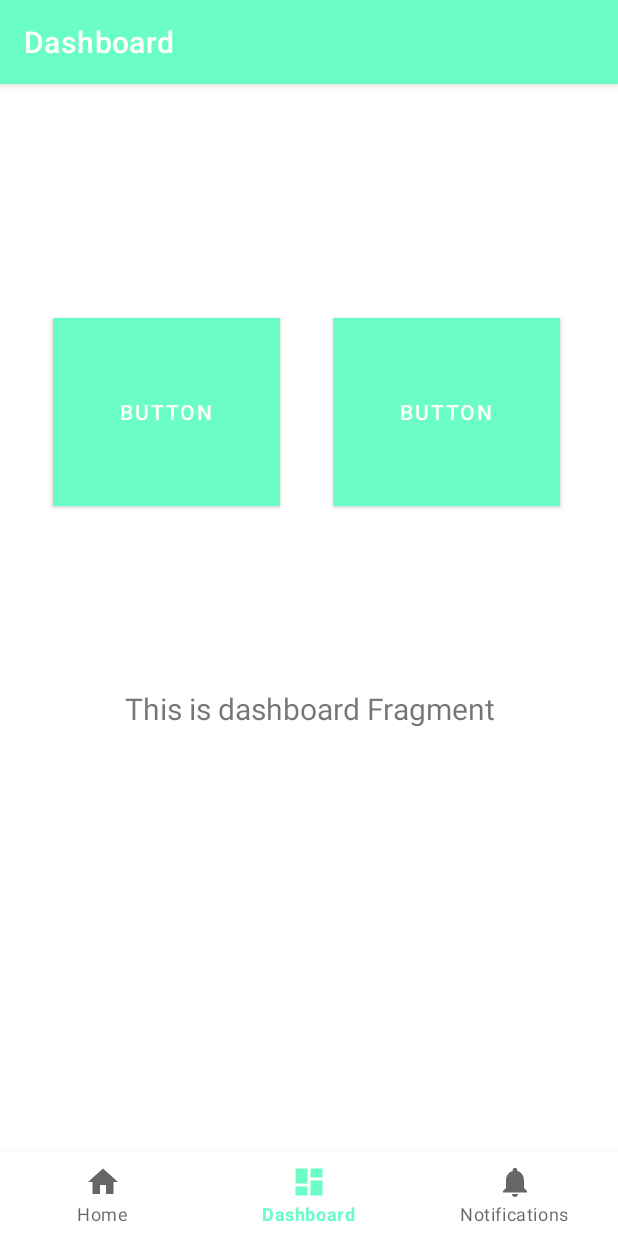
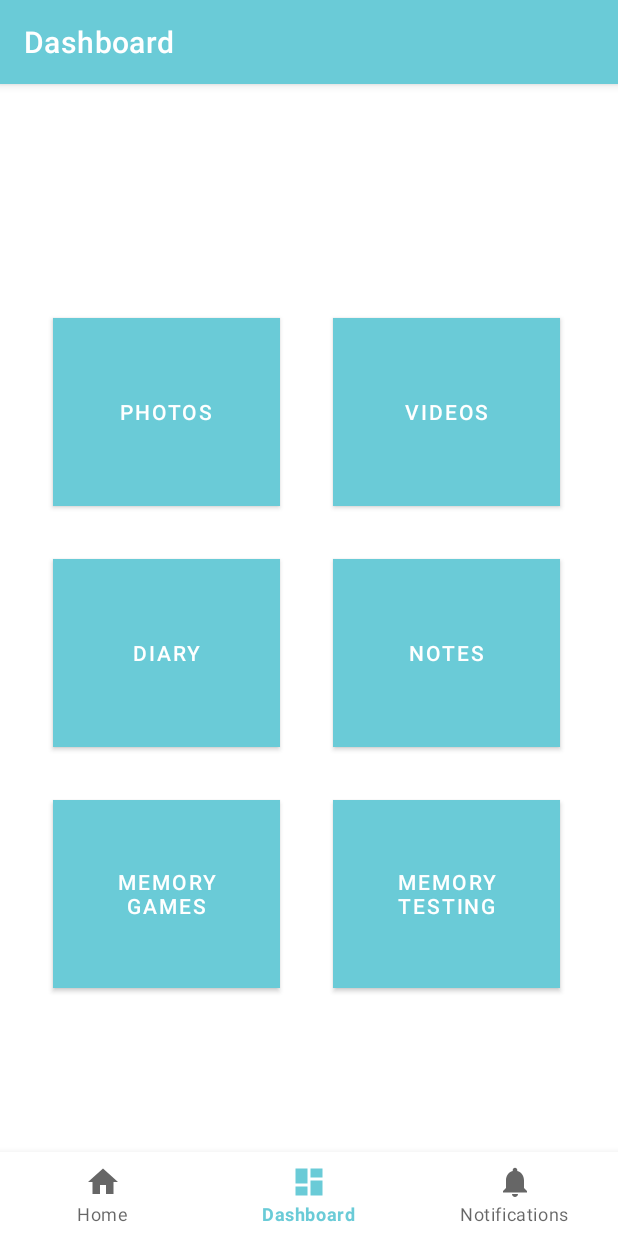
Before and after one commit to MavrickU4/MePlus, an Android app: the DashboardFragment screen opened through its navigation route, on a phone screen of 412 x 824 dp. Run offline under Robolectric (Android 15) with nearby library versions, the phone set to English and light mode, and no system bars; our stand-ins replace navigation-ui; 2 statements that could not run were skipped.

Commit message:
Update Dashboard, buttons and theme colours.

```diff
--- a/app/src/main/res/layout/fragment_dashboard.xml
+++ b/app/src/main/res/layout/fragment_dashboard.xml
@@ -6,39 +6,69 @@
     android:layout_height="match_parent"
     tools:context=".ui.dashboard.DashboardFragment">
 
-    <TextView
-        android:id="@+id/text_dashboard"
-        android:layout_width="match_parent"
-        android:layout_height="wrap_content"
-        android:layout_marginStart="8dp"
-        android:layout_marginTop="8dp"
-        android:layout_marginEnd="8dp"
-        android:textAlignment="center"
-        android:textSize="20sp"
-        app:layout_constraintBottom_toBottomOf="parent"
-        app:layout_constraintEnd_toEndOf="parent"
+    <Button
+        android:id="@+id/memoryBtn"
+        android:layout_width="151dp"
+        android:layout_height="125dp"
+        android:layout_marginStart="35dp"
+        android:layout_marginTop="35dp"
+        android:background="@color/main"
+        android:text="Memory Games"
         app:layout_constraintStart_toStartOf="parent"
-        app:layout_constraintTop_toTopOf="parent" />
+        app:layout_constraintTop_toBottomOf="@+id/diaryBtn" />
 
     <Button
-        android:id="@+id/button"
+        android:id="@+id/testBtn"
+        android:layout_width="151dp"
+        android:layout_height="125dp"
+        android:layout_marginStart="35dp"
+        android:layout_marginTop="35dp"
+        android:background="@color/main"
+        android:text="Memory Testing"
+        app:layout_constraintStart_toEndOf="@+id/memoryBtn"
+        app:layout_constraintTop_toBottomOf="@+id/Notes" />
+
+    <Button
+        android:id="@+id/Notes"
+        android:layout_width="151dp"
+        android:layout_height="125dp"
+        android:layout_marginStart="35dp"
+        android:layout_marginTop="35dp"
+        android:background="@color/main"
+        android:text="Notes"
+        app:layout_constraintStart_toEndOf="@+id/diaryBtn"
+        app:layout_constraintTop_toBottomOf="@+id/vidoesBtn" />
+
+    <Button
+        android:id="@+id/photosBtn"
         android:layout_width="151dp"
         android:layout_height="125dp"
         android:layout_marginStart="35dp"
         android:layout_marginTop="100dp"
         android:background="@color/main"
-        android:text="Button"
+        android:text="Photos"
         app:layout_constraintStart_toStartOf="parent"
         app:layout_constraintTop_toTopOf="parent" />
 
     <Button
-        android:id="@+id/button2"
+        android:id="@+id/diaryBtn"
+        android:layout_width="151dp"
+        android:layout_height="125dp"
+        android:layout_marginStart="35dp"
+        android:layout_marginTop="35dp"
+        android:background="@color/main"
+        android:text="Diary"
+        app:layout_constraintStart_toStartOf="parent"
+        app:layout_constraintTop_toBottomOf="@+id/photosBtn" />
+
+    <Button
+        android:id="@+id/vidoesBtn"
         android:layout_width="151dp"
         android:layout_height="125dp"
         android:layout_marginStart="35dp"
         android:layout_marginTop="100dp"
         android:background="@color/main"
-        android:text="Button"
-        app:layout_constraintStart_toEndOf="@+id/button"
+        android:text="Videos"
+        app:layout_constraintStart_toEndOf="@+id/photosBtn"
         app:layout_constraintTop_toTopOf="parent" />
 </androidx.constraintlayout.widget.ConstraintLayout>
--- a/app/src/main/res/values-night/themes.xml
+++ b/app/src/main/res/values-night/themes.xml
@@ -2,12 +2,12 @@
     <!-- Base application theme. -->
     <style name="Theme.MePlus" parent="Theme.MaterialComponents.DayNight.DarkActionBar">
         <!-- Primary brand color. -->
-        <item name="colorPrimary">@color/purple_200</item>
-        <item name="colorPrimaryVariant">@color/purple_700</item>
+        <item name="colorPrimary">@color/main</item>
+        <item name="colorPrimaryVariant">@color/main</item>
         <item name="colorOnPrimary">@color/black</item>
         <!-- Secondary brand color. -->
-        <item name="colorSecondary">@color/teal_200</item>
-        <item name="colorSecondaryVariant">@color/teal_200</item>
+        <item name="colorSecondary">@color/main</item>
+        <item name="colorSecondaryVariant">@color/main</item>
         <item name="colorOnSecondary">@color/black</item>
         <!-- Status bar color. -->
         <item name="android:statusBarColor">?attr/colorPrimaryVariant</item>
--- a/app/src/main/res/values/colors.xml
+++ b/app/src/main/res/values/colors.xml
@@ -3,7 +3,7 @@
     <color name="purple_200">#6AFDC5</color>
     <color name="purple_500">#6AFDC5</color>
     <color name="purple_700">#6AFDC5</color>
-    <color name="main">#6AFDC5</color>
+    <color name="main">#6acbd7</color>
     <color name="teal_200">#FF03DAC5</color>
     <color name="teal_700">#FF018786</color>
     <color name="black">#FF000000</color>
--- a/app/src/main/res/values/themes.xml
+++ b/app/src/main/res/values/themes.xml
@@ -2,12 +2,12 @@
     <!-- Base application theme. -->
     <style name="Theme.MePlus" parent="Theme.MaterialComponents.DayNight.DarkActionBar">
         <!-- Primary brand color. -->
-        <item name="colorPrimary">@color/purple_500</item>
-        <item name="colorPrimaryVariant">@color/purple_700</item>
+        <item name="colorPrimary">@color/main</item>
+        <item name="colorPrimaryVariant">@color/main</item>
         <item name="colorOnPrimary">@color/white</item>
         <!-- Secondary brand color. -->
-        <item name="colorSecondary">@color/teal_200</item>
-        <item name="colorSecondaryVariant">@color/teal_700</item>
+        <item name="colorSecondary">@color/main</item>
+        <item name="colorSecondaryVariant">@color/main</item>
         <item name="colorOnSecondary">@color/black</item>
         <!-- Status bar color. -->
         <item name="android:statusBarColor">?attr/colorPrimaryVariant</item>
```
